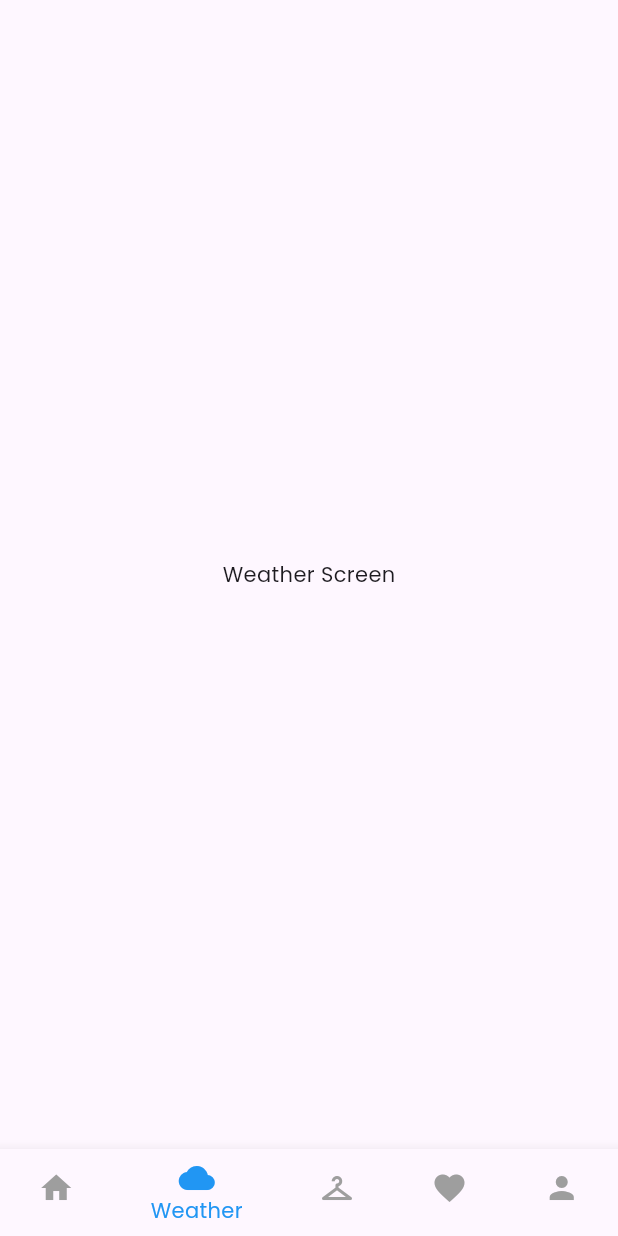
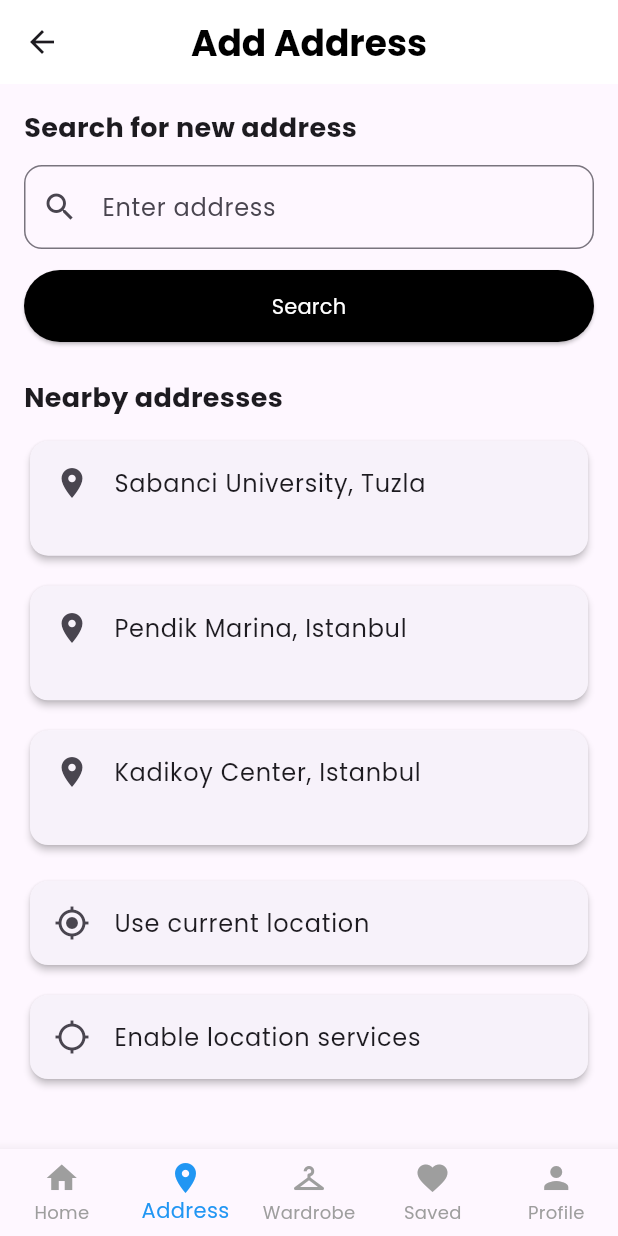
Before and after one commit to yigitemrearikan/CS-310-Group-Project-Group06, a Flutter app: the MainNavigation screen opened by its route, item 2 of the bottom bar chosen, on a phone screen of 412 x 824 dp. Run offline on Flutter 3.47's test engine with Material 3 defaults, Android fonts, the phone set to English and light mode, and no system bars; our stand-ins replace device_preview.

Commit message:
Phase 3  address_screen and savedoutfits

```diff
--- a/lib/main.dart
+++ b/lib/main.dart
@@ -3,7 +3,7 @@ import 'package:device_preview/device_preview.dart';
 import 'package:flutter/foundation.dart';
 import 'screens/welcome_screen.dart';
 import 'screens/main_navigation.dart';
-
+import 'screens/add_address_screen.dart';
 void main() {
   runApp(
     DevicePreview(
@@ -28,6 +28,7 @@ class WearToWeatherApp extends StatelessWidget {
       ),
       initialRoute: '/',
       routes: {
+        '/add-address': (context) => const AddAddressScreen(),
         '/': (context) => const WelcomeScreen(),
         '/home': (context) => const MainNavigation(),
       },
--- /dev/null
+++ b/lib/screens/add_address_screen.dart
@@ -0,0 +1,186 @@
+import 'package:flutter/material.dart';
+
+import '../utils/app_styles.dart';
+
+class AddAddressScreen extends StatefulWidget {
+  const AddAddressScreen({super.key});
+
+  @override
+  State<AddAddressScreen> createState() => _AddAddressScreenState();
+}
+
+class _AddAddressScreenState extends State<AddAddressScreen> {
+  final GlobalKey<FormState> _formKey = GlobalKey<FormState>();
+  final TextEditingController _addressController = TextEditingController();
+
+  final List<String> _nearbyAddresses = [
+    'Sabanci University, Tuzla',
+    'Pendik Marina, Istanbul',
+    'Kadikoy Center, Istanbul',
+  ];
+
+  @override
+  void dispose() {
+    _addressController.dispose();
+    super.dispose();
+  }
+
+  void _showInfoDialog(String title, String message) {
+    showDialog<void>(
+      context: context,
+      builder: (context) {
+        return AlertDialog(
+          title: Text(title),
+          content: Text(message),
+          actions: [
+            TextButton(
+              onPressed: () => Navigator.of(context).pop(),
+              child: const Text('OK'),
+            ),
+          ],
+        );
+      },
+    );
+  }
+
+  void _submitAddress() {
+    if (_formKey.currentState!.validate()) {
+      _showInfoDialog(
+        'Address Added',
+        'Selected address: ${_addressController.text.trim()}',
+      );
+    }
+  }
+
+  @override
+  Widget build(BuildContext context) {
+    final double width = MediaQuery.of(context).size.width;
+    final bool isWide = width > 700;
+
+    return Scaffold(
+      appBar: AppBar(
+        title: const Text('Add Address', style: AppStyles.titleStyle),
+        backgroundColor: AppStyles.backgroundColor,
+        centerTitle: true,
+        elevation: 0,
+      ),
+      body: SingleChildScrollView(
+        padding: AppStyles.defaultPadding,
+        child: Form(
+          key: _formKey,
+          child: Column(
+            crossAxisAlignment: CrossAxisAlignment.start,
+            children: [
+              const Text(
+                'Search for new address',
+                style: TextStyle(fontSize: 18, fontWeight: FontWeight.bold),
+              ),
+              const SizedBox(height: 12),
+              TextFormField(
+                controller: _addressController,
+                decoration: InputDecoration(
+                  hintText: 'Enter address',
+                  prefixIcon: const Icon(Icons.search),
+                  border: OutlineInputBorder(
+                    borderRadius: BorderRadius.circular(12),
+                  ),
+                ),
+                validator: (value) {
+                  final text = value?.trim() ?? '';
+                  if (text.isEmpty) {
+                    return 'Please enter an address';
+                  }
+                  if (text.length < 3) {
+                    return 'Address must be at least 3 characters';
+                  }
+                  return null;
+                },
+              ),
+              const SizedBox(height: 14),
+              SizedBox(
+                width: double.infinity,
+                child: ElevatedButton(
+                  onPressed: _submitAddress,
+                  style: ElevatedButton.styleFrom(
+                    backgroundColor: Colors.black,
+                    foregroundColor: Colors.white,
+                    padding: const EdgeInsets.symmetric(vertical: 14),
+                  ),
+                  child: const Text('Search'),
+                ),
+              ),
+              const SizedBox(height: 24),
+              const Text(
+                'Nearby addresses',
+                style: TextStyle(fontSize: 18, fontWeight: FontWeight.bold),
+              ),
+              const SizedBox(height: 12),
+              GridView.builder(
+                shrinkWrap: true,
+                physics: const NeverScrollableScrollPhysics(),
+                itemCount: _nearbyAddresses.length,
+                gridDelegate: SliverGridDelegateWithFixedCrossAxisCount(
+                  crossAxisCount: isWide ? 2 : 1,
+                  crossAxisSpacing: 12,
+                  mainAxisSpacing: 12,
+                  childAspectRatio: isWide ? 3.4 : 4.5,
+                ),
+                itemBuilder: (context, index) {
+                  final address = _nearbyAddresses[index];
+                  return Card(
+                    elevation: 2,
+                    shape: RoundedRectangleBorder(
+                      borderRadius: BorderRadius.circular(12),
+                    ),
+                    child: ListTile(
+                      leading: const Icon(Icons.place),
+                      title: Text(address),
+                      onTap: () {
+                        _addressController.text = address;
+                        _showInfoDialog('Address Selected', address);
+                      },
+                    ),
+                  );
+                },
+              ),
+              const SizedBox(height: 16),
+              Card(
+                elevation: 2,
+                shape: RoundedRectangleBorder(
+                  borderRadius: BorderRadius.circular(12),
+                ),
+                child: ListTile(
+                  leading: const Icon(Icons.my_location),
+                  title: const Text('Use current location'),
+                  onTap: () {
+                    _showInfoDialog(
+                      'Current Location',
+                      'Current location has been selected.',
+                    );
+                  },
+                ),
+              ),
+              const SizedBox(height: 12),
+              Card(
+                elevation: 2,
+                shape: RoundedRectangleBorder(
+                  borderRadius: BorderRadius.circular(12),
+                ),
+                child: ListTile(
+                  leading: const Icon(Icons.location_searching),
+                  title: const Text('Enable location services'),
+                  onTap: () {
+                    _showInfoDialog(
+                      'Location Services',
+                      'Location services enabled successfully.',
+                    );
+                  },
+                ),
+              ),
+            ],
+          ),
+        ),
+      ),
+    );
+  }
+}
--- a/lib/screens/main_navigation.dart
+++ b/lib/screens/main_navigation.dart
@@ -1,5 +1,7 @@
 import 'package:flutter/material.dart';
+import 'add_address_screen.dart';
 import 'home_screen.dart';
+import 'saved_outfits_screen.dart';
 import 'wardrobe_screen.dart';
 
 class MainNavigation extends StatefulWidget {
@@ -12,13 +14,12 @@ class MainNavigation extends StatefulWidget {
 class _MainNavigationState extends State<MainNavigation> {
   int _currentIndex = 0;
 
-
   final List<Widget> _pages = [
     const HomeScreen(),
-    const Center(child: Text("Weather Screen")), // Placeholder
+    const AddAddressScreen(),
     const WardrobeScreen(),
-    const Center(child: Text("Saved Outfits")), // Placeholder
-    const Center(child: Text("Profile")), // Placeholder
+    const SavedOutfitsScreen(),
+    const Center(child: Text("Profile")),
   ];
 
   @override
@@ -29,6 +30,7 @@ class _MainNavigationState extends State<MainNavigation> {
         currentIndex: _currentIndex,
         selectedItemColor: Colors.blue,
         unselectedItemColor: Colors.grey,
+        type: BottomNavigationBarType.fixed,
         onTap: (index) {
           setState(() {
             _currentIndex = index;
@@ -36,7 +38,7 @@ class _MainNavigationState extends State<MainNavigation> {
         },
         items: const [
           BottomNavigationBarItem(icon: Icon(Icons.home), label: 'Home'),
-          BottomNavigationBarItem(icon: Icon(Icons.cloud), label: 'Weather'),
+          BottomNavigationBarItem(icon: Icon(Icons.location_on), label: 'Address'),
           BottomNavigationBarItem(icon: Icon(Icons.checkroom), label: 'Wardrobe'),
           BottomNavigationBarItem(icon: Icon(Icons.favorite), label: 'Saved'),
           BottomNavigationBarItem(icon: Icon(Icons.person), label: 'Profile'),
```
Also changed, not shown: lib/screens/saved_outfits_screen.dart (added, +219 -0 lines), 2 other files.
